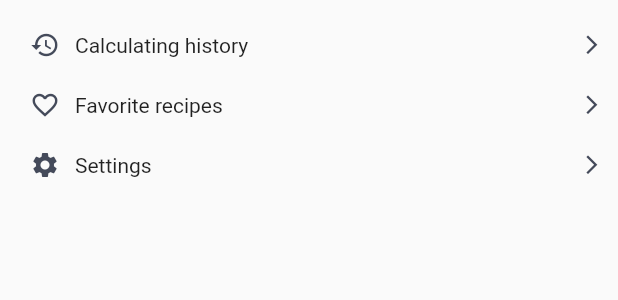
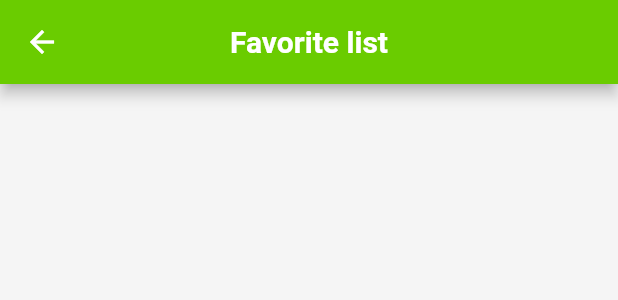
Before and after one commit to kirillvikhlyaev/FoodAnalyzator, a Flutter app: the UserFeatureList widget shown alone on an empty page, opened directly, after a tap on "Favorite recipes", on a phone screen of 412 x 824 dp. Shown: the top 300 px of the screen. Run offline on Flutter 3.47's test engine with Material 2 defaults, Android fonts, the light colour scheme and no system bars; network calls fail.

Commit message:
Add user features pages

```diff
--- a/lib/main.dart
+++ b/lib/main.dart
@@ -2,7 +2,10 @@ import 'package:flutter/material.dart';
 import 'package:food_analyzer/models/recipe.dart';
 import 'package:food_analyzer/widgets/auth/auth_screen.dart';
 import 'package:food_analyzer/widgets/main_screen/main_screen.dart';
-import 'widgets/main_screen/recipes_fragment/recipe_details_page/recipe_details_page.dart';
+import 'package:food_analyzer/widgets/main_screen/profile_fragment/calculating_history_page/calculating_history_page.dart';
+import 'package:food_analyzer/widgets/main_screen/profile_fragment/favorite_list_page/favorite_list_page.dart';
+import 'package:food_analyzer/widgets/main_screen/profile_fragment/settings_page/settings_page.dart';
+import 'package:food_analyzer/widgets/main_screen/recipes_fragment/recipe_details_page/recipe_details_page.dart';
 
 void main() {
   runApp(const MyApp());
@@ -27,6 +30,10 @@ class MyApp extends StatelessWidget {
               ModalRoute.of(context)!.settings.arguments as Recipe;
           return RecipeDetails(recipeObject: recipeObject);
         },
+        '/main_screen/favorite_list': (context) => const FavoriteList(),
+        '/main_screen/calculating_history': (context) =>
+            const CalculatingHistory(),
+        '/main_screen/settings': (context) => const Settings(),
       },
     );
   }
--- /dev/null
+++ b/lib/widgets/main_screen/profile_fragment/favorite_list_page/favorite_list_page.dart
@@ -0,0 +1,21 @@
+import 'package:flutter/material.dart';
+import 'package:food_analyzer/app_colors/app_colors.dart';
+
+class FavoriteList extends StatelessWidget {
+  const FavoriteList({Key? key}) : super(key: key);
+
+  @override
+  Widget build(BuildContext context) {
+    return Scaffold(
+        appBar: AppBar(
+            backgroundColor: AppColors.mainColor,
+            title: const Text(
+              'Favorite list',
+              style: TextStyle(fontSize: 20, fontWeight: FontWeight.w700),
+            ),
+            centerTitle: true),
+        body: Container(
+          color: AppColors.bgColor,
+        ));
+  }
+}
--- a/lib/widgets/main_screen/profile_fragment/profile_fragment.dart
+++ b/lib/widgets/main_screen/profile_fragment/profile_fragment.dart
@@ -52,11 +52,13 @@ class _ProfileInfoState extends State<ProfileInfo> {
 
 class UserFeatureList extends StatefulWidget {
   final List<FeatureData> data = [
-    FeatureData(icon: Icons.history, nameOfFeature: 'Calculating history'),
     FeatureData(
+        id: 1, icon: Icons.history, nameOfFeature: 'Calculating history'),
+    FeatureData(
+        id: 2,
         icon: Icons.favorite_border_outlined,
         nameOfFeature: 'Favorite recipes'),
-    FeatureData(icon: Icons.settings, nameOfFeature: 'Settings')
+    FeatureData(id: 3, icon: Icons.settings, nameOfFeature: 'Settings')
   ];
 
   UserFeatureList({Key? key}) : super(key: key);
@@ -71,7 +73,7 @@ class _UserFeatureListState extends State<UserFeatureList> {
         .map((FeatureData item) => UserFeatureListItem(data: item))
         .toList();
     return Container(
-      padding: EdgeInsets.all(10.0),
+      padding: const EdgeInsets.all(10.0),
       child: Column(
         children: userFeatureListItems,
       ),
@@ -90,21 +92,35 @@ class UserFeatureListItem extends StatefulWidget {
 class _UserFeatureListItemState extends State<UserFeatureListItem> {
   @override
   Widget build(BuildContext context) {
+    void _OnFeatureTap() {
+      switch (widget.data.id) {
+        case 1:
+          Navigator.of(context).pushNamed('/main_screen/calculating_history');
+          break;
+        case 2:
+          Navigator.of(context).pushNamed('/main_screen/favorite_list');
+          break;
+        case 3:
+          Navigator.of(context).pushNamed('/main_screen/settings');
+          break;
+      }
+    }
+
     return InkWell(
-      onTap: () {},
+      onTap: _OnFeatureTap,
       child: Column(
         children: [
           Padding(
             padding: const EdgeInsets.symmetric(vertical: 10),
             child: Row(
               children: [
-                SizedBox(width: 10),
+                const SizedBox(width: 10),
                 Icon(widget.data.icon,
                     size: 20, color: AppColors.secondDarkColor),
-                SizedBox(width: 10),
+                const SizedBox(width: 10),
                 Text(widget.data.nameOfFeature),
-                Spacer(),
-                Icon(Icons.arrow_forward_ios,
+                const Spacer(),
+                const Icon(Icons.arrow_forward_ios,
                     size: 15, color: AppColors.secondDarkColor),
               ],
             ),
@@ -116,10 +132,12 @@ class _UserFeatureListItemState extends State<UserFeatureListItem> {
 }
 
 class FeatureData {
-  IconData icon;
-  String nameOfFeature;
+  final int id;
+  final IconData icon;
+  final String nameOfFeature;
 
-  FeatureData({required this.icon, required this.nameOfFeature});
+  FeatureData(
+      {required this.id, required this.icon, required this.nameOfFeature});
 }
 /*
 
```
Also changed, not shown: lib/widgets/main_screen/profile_fragment/calculating_history_page/calculating_history_page.dart (added, +21 -0 lines), lib/widgets/main_screen/profile_fragment/settings_page/settings_page.dart (added, +21 -0 lines), lib/widgets/main_screen/recipes_fragment/recipe_details_page/recipe_details_page.dart (+45 -11 lines).
